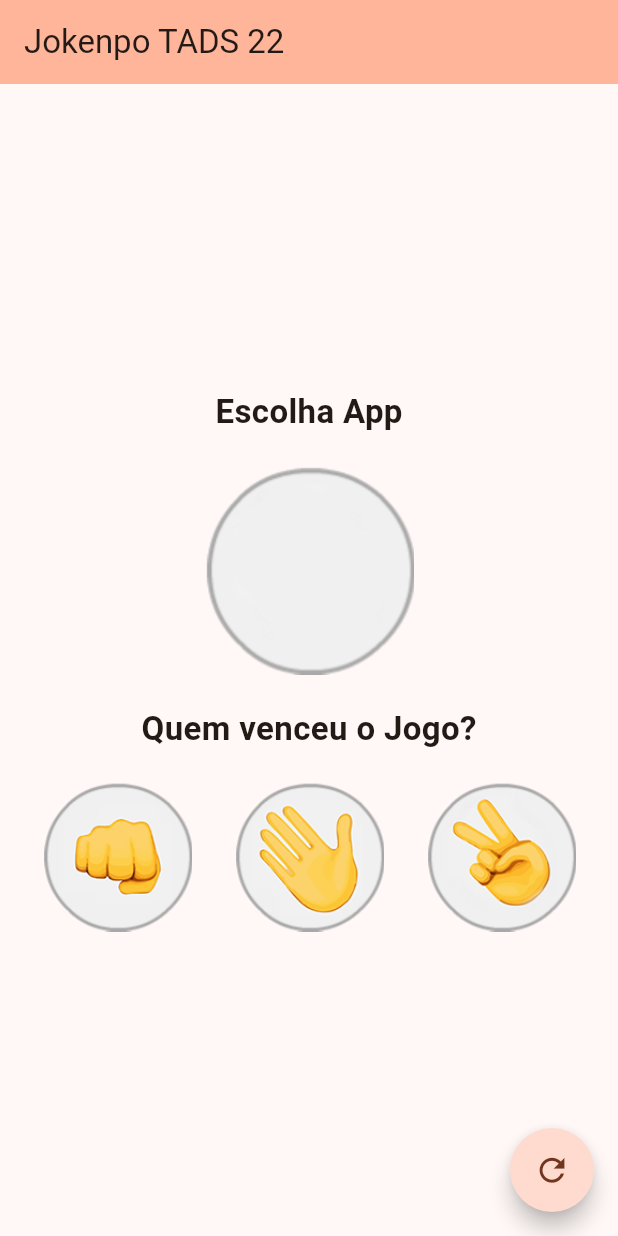
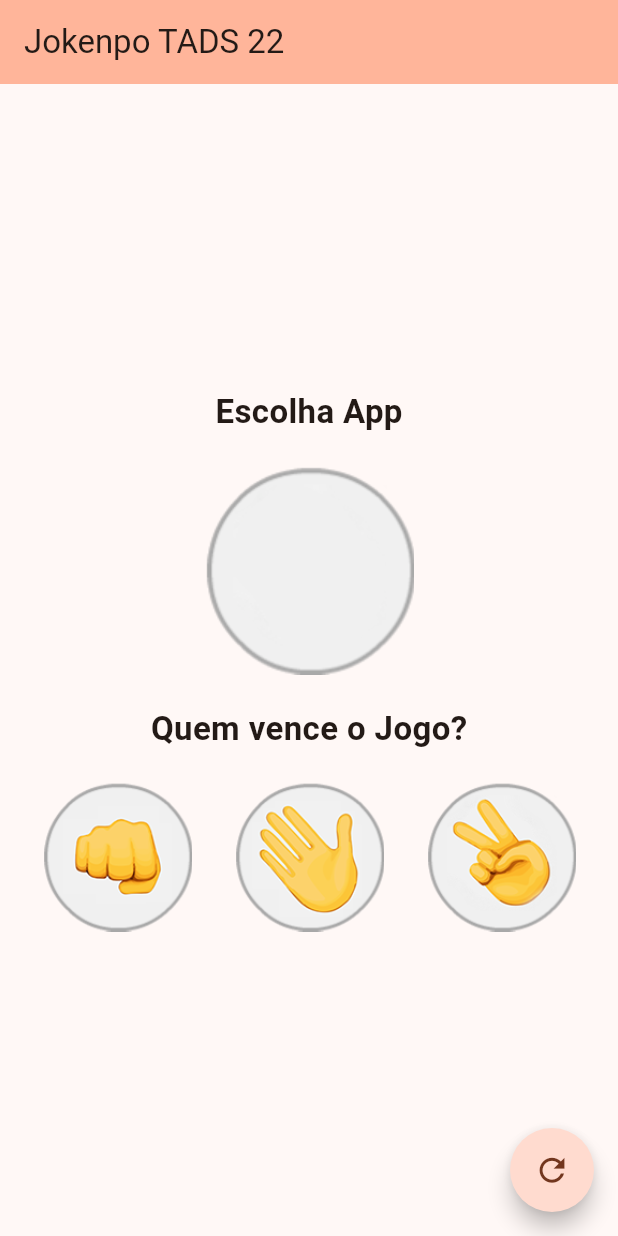
Before and after one commit to FrancisCarolina/inicialFlutter, a Flutter app: the screen it shows after launch, after a tap on the "refresh" icon, on a phone screen of 412 x 824 dp. Run offline on Flutter 3.47's test engine with Material 2 defaults, Android fonts, the phone set to English and light mode, and no system bars.

```diff
--- a/inicial/lib/home.dart
+++ b/inicial/lib/home.dart
@@ -13,7 +13,7 @@ class MyHomePage extends StatefulWidget {
 
 class _MyHomePageState extends State<MyHomePage> {
   var _imgApp = Image.asset('assets/images/padrao.png');
-  var _msg = 'Quem venceu o Jogo?';
+  var _msg = 'Quem vence o Jogo?';
 
   void _joga(String escolhaUser) {
     final listaOp = ['pedra', 'papel', 'tesoura'];
@@ -37,6 +37,13 @@ class _MyHomePageState extends State<MyHomePage> {
     }
   }
 
+  void _restartGame() {
+    setState(() {
+      _imgApp = Image.asset('assets/images/padrao.png');
+      _msg = 'Quem vence o Jogo?';
+    });
+  }
+
   @override
   Widget build(BuildContext context) {
     return Scaffold(
@@ -45,7 +52,7 @@ class _MyHomePageState extends State<MyHomePage> {
         backgroundColor: Theme.of(context).colorScheme.inversePrimary,
       ),
       floatingActionButton: FloatingActionButton(
-        onPressed: () {},
+        onPressed: _restartGame,
         child: Icon(
           Icons.refresh,
           size: 25,
```
